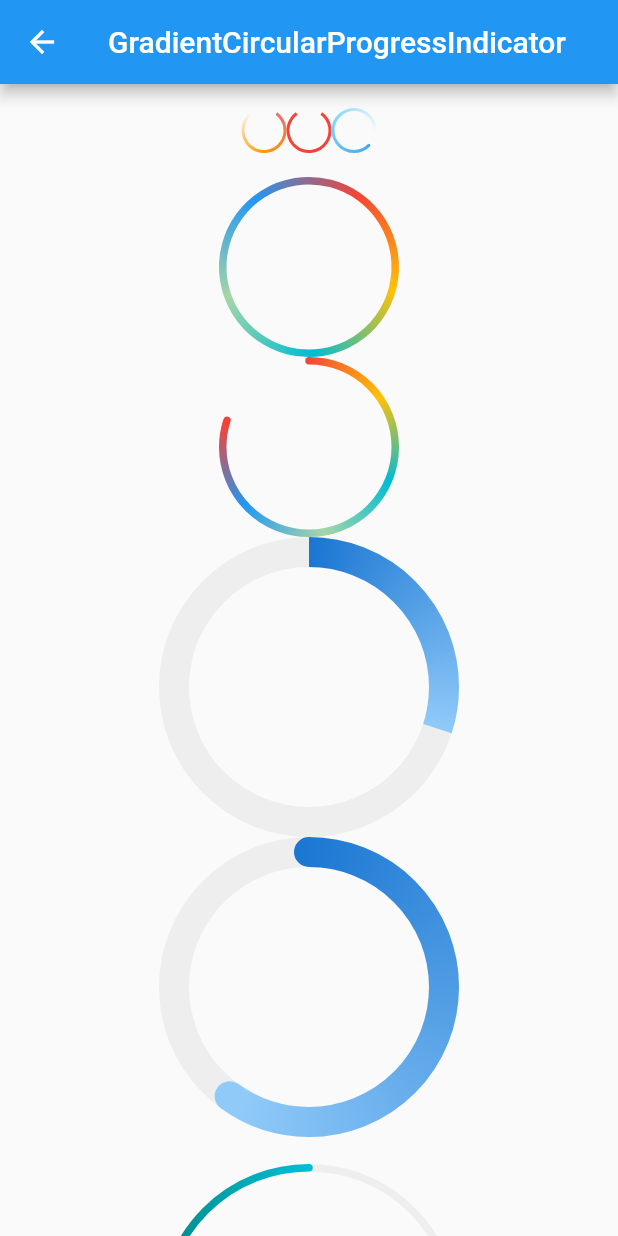
After one commit to flutterchina/flukit, a Flutter app: the screen it shows after launch, after a tap on "GradientCircularProgressIndicator", on a phone screen of 412 x 824 dp. The commit adds this screen. Run offline on Flutter 3.47's test engine with Material 2 defaults, Android fonts, the phone set to English and light mode, and no system bars; missing offline and left inert: lpinyin.

Commit message:
add GradientCircularProgressIndicator

```diff
--- a/lib/main.dart
+++ b/lib/main.dart
@@ -31,13 +31,15 @@ class _MyHomePageState extends State<MyHomePage> {
     return Scaffold(
         appBar: AppBar(title: Text(widget.title)),
         body: ListPage([
-          //PageInfo("test", (ctx) => TestRoute()),
+          PageInfo("test", (ctx) => TestRoute()),
           PageInfo("Quick Scrollbar", (ctx) => QuickScrollbarRoute()),
           PageInfo("Pull Refresh", (ctx) => PullRefreshRoute()),
           PageInfo("Swiper", (ctx) => SwiperRoute()),
           PageInfo("Swiper Style", (ctx) => SwiperStyleRoute()),
           PageInfo("Photo View", (ctx) => PhotoViewRoute()),
+          PageInfo("GradientCircularProgressIndicator", (ctx) => GradientCircularProgressRoute()),
           PageInfo("IndexBar & SuspensionListView", (ctx) => IndexSuspensionRoute()),
+
         ]));
   }
 }
--- /dev/null
+++ b/lib/routes/gradient_circular_progress.dart
@@ -0,0 +1,115 @@
+import 'dart:math';
+import 'package:flutter/material.dart';
+import 'package:flukit/flukit.dart';
+
+class GradientCircularProgressRoute extends StatelessWidget {
+  @override
+  Widget build(BuildContext context) {
+    return SingleChildScrollView(
+      child: Column(
+        children: <Widget>[
+          Padding(
+            padding: const EdgeInsets.all(16.0),
+            child: Row(
+              mainAxisAlignment: MainAxisAlignment.center,
+              children: <Widget>[
+                AnimatedRotationBox(
+                  child: GradientCircularProgressIndicator(
+                    radius: 15.0,
+                    colors: [Colors.red[300],Colors.orange,Colors.grey[50]],
+                    value: .8,
+                    backgroundColor: Colors.transparent,
+                  ),
+                ),
+                AnimatedRotationBox(
+                  child: GradientCircularProgressIndicator(
+                    radius: 15.0,
+                    colors: [Colors.red,Colors.red],
+                    value: .8,
+                    backgroundColor: Colors.transparent,
+                  ),
+                ),
+                AnimatedRotationBox(
+                  duration: Duration(milliseconds: 800),
+                  child: GradientCircularProgressIndicator(
+                    radius: 15.0,
+                    colors: [Colors.blue[400],Colors.lightBlue[200],Colors.grey[50]],
+                    value: .9,
+                    backgroundColor: Colors.transparent,
+                    strokeCapRound: true,
+                  ),
+                ),
+              ],
+            ),
+          ),
+          AnimatedRotationBox(
+            child: GradientCircularProgressIndicator(
+              colors: [Colors.red,Colors.amber,Colors.cyan,Colors.green[200],Colors.blue,Colors.red ],
+              radius: 60.0,
+              stokeWidth: 5.0,
+              strokeCapRound: true,
+              backgroundColor: Colors.transparent,
+              //value: .8,
+            ),
+          ),
+          GradientCircularProgressIndicator(
+            colors: [Colors.red,Colors.amber,Colors.cyan,Colors.green[200],Colors.blue,Colors.red ],
+            radius: 60.0,
+            stokeWidth: 5.0,
+            strokeCapRound: true,
+            backgroundColor: Colors.transparent,
+            value: .8,
+          ),
+
+          GradientCircularProgressIndicator(
+            colors: [Colors.blue[700],Colors.blue[200]],
+            radius: 100.0,
+            stokeWidth: 20.0,
+            value: .3,
+          ),
+
+          GradientCircularProgressIndicator(
+            colors: [Colors.blue[700],Colors.blue[200]],
+            radius: 100.0,
+            stokeWidth: 20.0,
+            value: .6,
+            strokeCapRound: true,
+          ),
+          Padding(
+            padding: const EdgeInsets.symmetric(vertical: 18.0),
+            child: SizedBox(
+              height: 104.0,
+              width: 200.0,
+              child: Stack(
+                alignment: Alignment.center,
+                children: <Widget>[
+                  Positioned(
+                    height: 200.0,
+                    top: .0,
+                    child: TurnBox(
+                      turns: .75,
+                      child: GradientCircularProgressIndicator(
+                        colors: [Colors.teal[700],Colors.cyan[500]],
+                        radius: 100.0,
+                        stokeWidth: 5.0,
+                        value: .5,
+                        totalAngle: pi,
+                        strokeCapRound: true,
+                      ),
+                    ),
+                  ),
+                  Padding(
+                    padding: const EdgeInsets.only(top: 10.0),
+                    child: Text("50%",
+                      style: TextStyle(fontSize: 25.0, color: Colors.blueGrey),
+                    ),
+                  )
+                ],
+              ),
+            ),
+          ),
+        ],
+      ),
+    );
+  }
+}
--- a/lib/routes/index.dart
+++ b/lib/routes/index.dart
@@ -5,3 +5,4 @@ export 'swiper.dart';
 export 'photo_view.dart';
 export 'swiper_control.dart';
 export 'index_suspension.dart';
+export 'gradient_circular_progress.dart';
--- a/lib/routes/swiper_control.dart
+++ b/lib/routes/swiper_control.dart
@@ -36,6 +36,7 @@ class _SwiperStyleRouteState extends State<SwiperStyleRoute> {
             controller: swiperController,
             autoStart: false,
             circular: _circular,
+            indicator: RectangleSwiperIndicator(),
             children: <Widget>[
               Image.asset("images/sea.png",fit: BoxFit.fill,),
               Image.asset("images/star.jpg", fit: BoxFit.fill),
--- a/lib/routes/test.dart
+++ b/lib/routes/test.dart
@@ -1,4 +1,6 @@
 import 'package:flutter/material.dart';
+import 'package:flukit/flukit.dart';
+import 'dart:math';
 
 class TestRoute extends StatefulWidget {
 
@@ -9,33 +11,10 @@ class TestRoute extends StatefulWidget {
 }
 
 class TestRouteState extends State<TestRoute> {
-  var _t=true;
+  var _t = true;
+
   @override
   Widget build(BuildContext context) {
-    var t=List<Widget>(30)..fillRange(0, 30, Text("a"));
-    var v=<Widget>[Text("c"),Text("d")];
-    //FittedBox
-    return Column(
-      children: <Widget>[
-        SizedBox(
-          height: 100.0,
-          child: ListView.builder(
-            //children:_t?t:v,
-            itemBuilder: (_,index){
-              print(index);
-              return Text("$index");
-            },
-          ),
-        ),
-        RaisedButton(
-          child: Text("Switch"),
-          onPressed: (){
-            setState(() {
-              _t=!_t;
-            });
-          },
-        )
-      ],
-    );
+   return Container();
   }
 }
--- a/package_src/lib/flukit.dart
+++ b/package_src/lib/flukit.dart
@@ -1,8 +1,11 @@
 library flukit;
 export 'src/quick_scrollbar.dart';
+export 'src/turn_box.dart';
 export 'src/pull_refresh.dart';
 export 'src/after_layout.dart';
 export 'src/swiper.dart';
 export 'src/scale_view.dart';
 export 'src/index_bar.dart';
+export 'src/animated_rotation_box.dart';
 export 'src/suspension_listview.dart';
+export 'src/gradient_circular_progress_indicator.dart';
--- a/package_src/lib/src/animated_rotation_box.dart
+++ b/package_src/lib/src/animated_rotation_box.dart
@@ -1,61 +1,55 @@
 import 'package:flutter/widgets.dart';
 
-/// Animates the rotation of a widget when [turns] value is changed.
-
+/// Rotates forever
 class AnimatedRotationBox extends StatefulWidget {
-  const AnimatedRotationBox({
-    Key key,
-    this.turns = .0,
-    this.speed = 200,
-    this.child
-  }) :super(key: key);
-
-  /// Controls the rotation of the child.
-  ///
-  /// If the current value of the turns is v, the child will be
-  /// rotated v * 2 * pi radians before being painted.
-  final double turns;
-
-  /// Animation duration in milliseconds
-  final int speed;
-
+  AnimatedRotationBox({
+    this.child,
+    this.duration=const Duration(seconds: 1),
+    this.curve=Curves.linear
+  });
   final Widget child;
-
+  final Duration duration;
+  final Curve curve;
   @override
-  _AnimatedRotationBoxState createState() => new _AnimatedRotationBoxState();
+  _AnimatedRotationBoxState createState() {
+    return new _AnimatedRotationBoxState();
+  }
 }
 
-class _AnimatedRotationBoxState extends State<AnimatedRotationBox>
+class _AnimatedRotationBoxState
+    extends State<AnimatedRotationBox>
     with SingleTickerProviderStateMixin {
-  AnimationController _controller;
+
+  AnimationController _animationController;
 
   @override
   void initState() {
-    _controller = new AnimationController(
-        vsync: this,
-        duration: Duration(milliseconds: widget.speed ?? 200)
-    );
-    _controller.value = widget.turns;
-  }
-
-  @override
-  void dispose() {
-    _controller.dispose();
-    super.dispose();
+    _animationController =
+        AnimationController(vsync: this, duration: widget.duration);
+    _animationController.repeat();
   }
 
   @override
   Widget build(BuildContext context) {
     return RotationTransition(
-      turns: _controller,
-      child: widget.child,
+        turns: CurvedAnimation(parent: _animationController, curve: widget.curve) ,
+        child: widget.child
     );
+  }
+  @override
+  void dispose() {
+    _animationController.dispose();
+    super.dispose();
   }
 
   @override
   void didUpdateWidget(AnimatedRotationBox oldWidget) {
-    if (oldWidget.turns != widget.turns) {
-      _controller.animateTo(widget.turns);
+    //print(widget.duration);
+    if(oldWidget.duration!=widget.duration){
+      print(widget.duration);
+      _animationController.duration=widget.duration;
+      _animationController.stop();
+      _animationController.repeat();
     }
   }
 }
--- /dev/null
+++ b/package_src/lib/src/gradient_circular_progress_indicator.dart
@@ -0,0 +1,146 @@
+import 'dart:math';
+import 'package:flutter/material.dart';
+
+class GradientCircularProgressIndicator extends StatelessWidget {
+  GradientCircularProgressIndicator({
+    this.stokeWidth = 2.0,
+    @required this.radius,
+    this.strokeCapRound = false,
+    this.backgroundColor = const Color(0xFFEEEEEE),
+    this.colors,
+    this.totalAngle = 2 * pi,
+    this.value
+  });
+
+  /// The width of the line used to draw the circle.
+  final double stokeWidth;
+
+  /// The radius of the [GradientCircularProgressIndicator]
+  final double radius;
+
+  /// The kind of finish to place on the end of arc drawn .
+  /// if `true`, [StrokeCap.round] will be set to `Paint.strokeCap`.
+  final bool strokeCapRound;
+
+  /// The value of this progress indicator with 0.0 corresponding
+  /// to no progress having been made and 1.0 corresponding to all the progress
+  /// having been made.
+  final double value;
+
+  /// The progress indicator's background color. The current theme's
+  /// `Color(0xFFEEEEEE)` by default.
+  final Color backgroundColor;
+
+  /// The colors the gradient should obtain at each of the stops.
+  final List<Color> colors;
+
+  /// The total angle of the progress. Defaults to 2*pi (entire circle)
+  final double totalAngle;
+
+  @override
+  Widget build(BuildContext context) {
+    double _offset = .0;
+    if (strokeCapRound) {
+      _offset = asin(stokeWidth / (radius * 2 - stokeWidth));
+    }
+    var _colors = colors;
+    if (_colors == null) {
+      Color color = Theme
+          .of(context)
+          .accentColor;
+      _colors = [color, color];
+    }
+    return Transform.rotate(
+      angle: -pi / 2.0 - _offset,
+      child: CustomPaint(
+          size: Size.fromRadius(radius),
+          painter: _GradientCircularProgressPainter(
+            stokeWidth: stokeWidth,
+            strokeCapRound: strokeCapRound,
+            backgroundColor: backgroundColor,
+            value: value,
+            total: totalAngle,
+            radius: radius,
+            colors: _colors,
+          )
+      ),
+    );
+  }
+}
+
+
+class _GradientCircularProgressPainter extends CustomPainter {
+  _GradientCircularProgressPainter({
+    this.stokeWidth: 10.0,
+    this.strokeCapRound: false,
+    this.backgroundColor = const Color(0xFFEEEEEE),
+    this.radius,
+    this.total = 2 * pi,
+    @required this.colors,
+    this.value
+  });
+
+  final double stokeWidth;
+  final bool strokeCapRound;
+  final double value;
+  final Color backgroundColor;
+  final List<Color> colors;
+  final double total;
+  final double radius;
+
+  @override
+  void paint(Canvas canvas, Size size) {
+    if (radius != null) {
+      size = Size.fromRadius(radius);
+    }
+    double _offset = stokeWidth / 2.0;
+    double _value = (value ?? 1.0) * total;
+    double _start = .0;
+
+    if (strokeCapRound) {
+      _start = asin(_offset / (size.width - stokeWidth) * 2);
+    }
+
+    Rect rect = Offset(_offset, _offset) & Size(
+        size.width - stokeWidth,
+        size.height - stokeWidth
+    );
+
+    var paint = Paint()
+      ..strokeCap = strokeCapRound ? StrokeCap.round : StrokeCap.butt
+      ..style = PaintingStyle.stroke
+      ..isAntiAlias = true
+      ..strokeWidth = stokeWidth;
+
+    // draw background arc
+    if (backgroundColor != Colors.transparent) {
+      paint.color = backgroundColor;
+      canvas.drawArc(
+          rect,
+          _start,
+          total,
+          false,
+          paint
+      );
+    }
+
+    // draw foreground arc
+    paint.shader = SweepGradient(
+      startAngle: 0.0,
+      endAngle: _value,
+      colors: colors,
+    ).createShader(rect);
+
+    canvas.drawArc(
+        rect,
+        _start,
+        _value,
+        false,
+        paint
+    );
+  }
+
+  @override
+  bool shouldRepaint(CustomPainter oldDelegate) => false;
+
+}
--- a/package_src/lib/src/index_bar.dart
+++ b/package_src/lib/src/index_bar.dart
@@ -51,10 +51,11 @@ class IndexBar extends StatefulWidget {
     @required this.onTouch,
     this.width: 30,
     this.itemHeight: 16,
-    this.color=Colors.transparent,
-    this.textStyle=const TextStyle(fontSize: 12.0, color: Color(0xFF666666)),
-    this.touchDownColor= const Color(0xffeeeeee),
-    this.touchDownTextStyle=const TextStyle(fontSize: 12.0, color:Colors.black)
+    this.color = Colors.transparent,
+    this.textStyle = const TextStyle(fontSize: 12.0, color: Color(0xFF666666)),
+    this.touchDownColor = const Color(0xffeeeeee),
+    this.touchDownTextStyle = const TextStyle(
+        fontSize: 12.0, color: Colors.black)
   });
 
   ///index data.
@@ -86,8 +87,7 @@ class IndexBar extends StatefulWidget {
 
 }
 
-class _SuspensionListViewIndexBarState
-    extends State<IndexBar> {
+class _SuspensionListViewIndexBarState extends State<IndexBar> {
   bool _isTouchDown = false;
 
   @override
@@ -160,8 +160,12 @@ class _IndexBarState extends State<_IndexBar> {
   int _lastIndex = 0;
   bool _widgetTopChange = false;
   bool _isTouchDown = false;
+  IndexBarDetails _indexModel = new IndexBarDetails();
 
-  IndexBarDetails _indexModel = new IndexBarDetails();
+  @override
+  void initState() {
+    _init();
+  }
 
   ///get index.
   int _getIndex(int offset) {
@@ -176,17 +180,21 @@ class _IndexBarState extends State<_IndexBar> {
   }
 
 
+  void _init() {
+    _widgetTopChange = true;
+    _indexSectionList.clear();
+    _indexSectionList.add(0);
+    int tempHeight = 0;
+    widget.data?.forEach((value) {
+      tempHeight = tempHeight + widget.itemHeight;
+      _indexSectionList.add(tempHeight);
+    });
+  }
+
   @override
   void didUpdateWidget(_IndexBar oldWidget) {
     if (isListEqual(oldWidget.data, widget.data)) {
-      _widgetTopChange = true;
-      _indexSectionList.clear();
-      _indexSectionList.add(0);
-      int tempHeight = 0;
-      widget.data?.forEach((value) {
-        tempHeight = tempHeight + widget.itemHeight;
-        _indexSectionList.add(tempHeight);
-      });
+      _init();
     }
   }
 
@@ -198,21 +206,20 @@ class _IndexBarState extends State<_IndexBar> {
 
   @override
   Widget build(BuildContext context) {
-
-    TextStyle _style=widget.textStyle;
-    if(_indexModel.isTouchDown==true){
-      _style=widget.touchDownTextStyle;
+    TextStyle _style = widget.textStyle;
+    if (_indexModel.isTouchDown == true) {
+      _style = widget.touchDownTextStyle;
     }
 
     List<Widget> children = new List();
-    widget.data.forEach((v){
+    widget.data.forEach((v) {
       children.add(new SizedBox(
         width: widget.width.toDouble(),
         height: widget.itemHeight.toDouble(),
         child: new Text(
             v,
             textAlign: TextAlign.center,
-            style:_style
+            style: _style
         ),
       ));
     });
--- a/package_src/lib/src/pull_refresh.dart
+++ b/package_src/lib/src/pull_refresh.dart
@@ -1,7 +1,7 @@
 import 'dart:async';
 import 'package:flutter/material.dart';
 import 'package:flutter/rendering.dart';
-import 'animated_rotation_box.dart';
+import 'turn_box.dart';
 
 enum PullRefreshIndicatorMode {
   ///Pointer is down(over scroll)
@@ -90,7 +90,7 @@ class DefaultPullRefreshIndicator implements PullRefreshIndicator {
       children: <Widget>[
         Padding(
           padding: const EdgeInsets.all(3.0),
-          child: AnimatedRotationBox(
+          child: TurnBox(
             turns: offset > 100 ? 0.5 : .0,
             child: Icon(Icons.arrow_upward, color: Colors.grey,),
           ),
--- a/package_src/lib/src/suspension_listview.dart
+++ b/package_src/lib/src/suspension_listview.dart
@@ -72,6 +72,7 @@ class _SuspensionWidgetState extends State<SuspensionListView> {
   @override
   void initState() {
     super.initState();
+    _init();
     widget.controller.addListener(() {
       int offset = widget.controller.offset.toInt();
       int _index = _getIndex(offset);
@@ -83,6 +84,7 @@ class _SuspensionWidgetState extends State<SuspensionListView> {
         }
       }
     });
+
   }
 
   int _getIndex(int offset) {
@@ -110,10 +112,7 @@ class _SuspensionWidgetState extends State<SuspensionListView> {
     return -1;
   }
 
-
-  @override
-  void didUpdateWidget(SuspensionListView oldWidget) {
-    if (isListEqual(oldWidget.data, widget.data)) {
+  void _init() {
     _suspensionSectionMap.clear();
     int offset = 0;
     String tag;
@@ -133,6 +132,13 @@ class _SuspensionWidgetState extends State<SuspensionListView> {
     if (widget.onSusSectionInited != null) {
       widget.onSusSectionInited(_suspensionSectionMap);
     }
+  }
+
+
+  @override
+  void didUpdateWidget(SuspensionListView oldWidget) {
+    if (isListEqual(oldWidget.data, widget.data)) {
+      _init();
     }
   }
 
--- /dev/null
+++ b/package_src/lib/src/turn_box.dart
@@ -0,0 +1,61 @@
+import 'package:flutter/widgets.dart';
+
+/// Animates the rotation of a widget when [turns] value is changed.
+
+class TurnBox extends StatefulWidget {
+  const TurnBox({
+    Key key,
+    this.turns = .0,
+    this.speed = 200,
+    this.child
+  }) :super(key: key);
+
+  /// Controls the rotation of the child.
+  ///
+  /// If the current value of the turns is v, the child will be
+  /// rotated v * 2 * pi radians before being painted.
+  final double turns;
+
+  /// Animation duration in milliseconds
+  final int speed;
+
+  final Widget child;
+
+  @override
+  _AnimatedRotationBoxState createState() => new _AnimatedRotationBoxState();
+}
+
+class _AnimatedRotationBoxState extends State<TurnBox>
+    with SingleTickerProviderStateMixin {
+  AnimationController _controller;
+
+  @override
+  void initState() {
+    _controller = new AnimationController(
+        vsync: this,
+        duration: Duration(milliseconds: widget.speed ?? 200)
+    );
+    _controller.value = widget.turns;
+  }
+
+  @override
+  void dispose() {
+    _controller.dispose();
+    super.dispose();
+  }
+
+  @override
+  Widget build(BuildContext context) {
+    return RotationTransition(
+      turns: _controller,
+      child: widget.child,
+    );
+  }
+
+  @override
+  void didUpdateWidget(TurnBox oldWidget) {
+    if (oldWidget.turns != widget.turns) {
+      _controller.animateTo(widget.turns);
+    }
+  }
+}
```
Also changed, not shown: 1 other file. Lines whose indentation alone changed are shown as unchanged.
